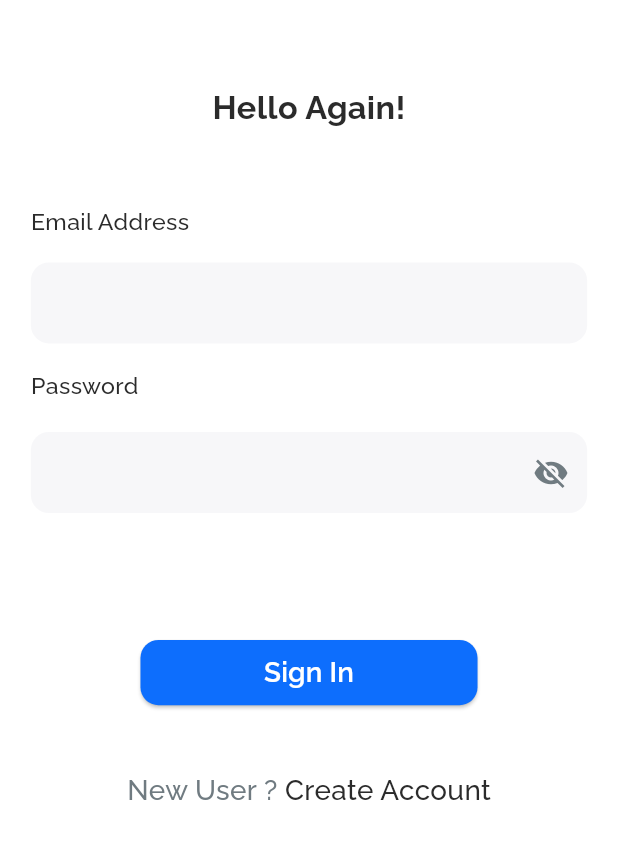
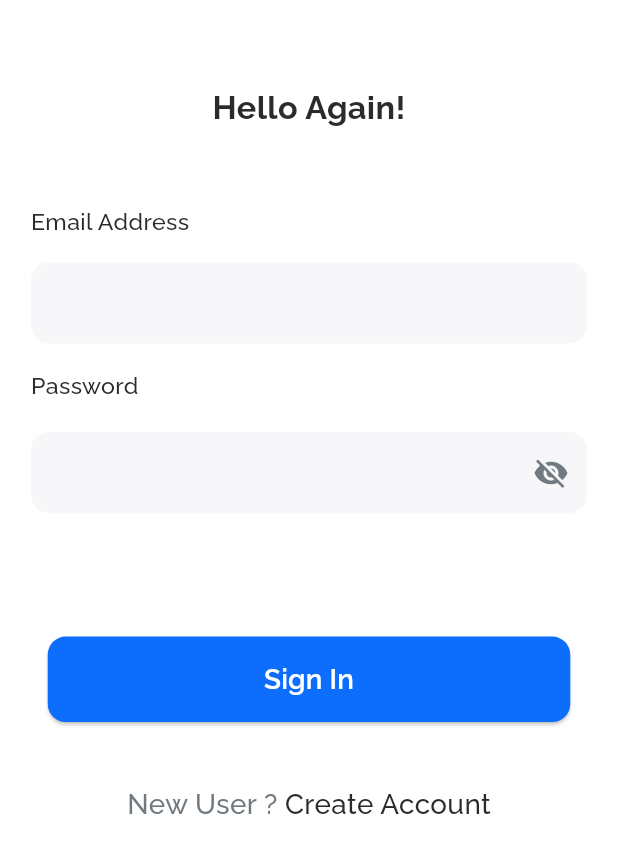
Before and after one commit to Saravanan1699/maseryshop, a Flutter app: the Signin screen opened directly, on a phone screen of 412 x 824 dp. Shown: the top 853 px of the screen. Run offline on Flutter 3.47's test engine with Material 3 defaults, Android fonts, the light colour scheme and no system bars; our stand-ins replace connectivity_plus, dots_indicator, google_fonts, loading_animation_widget, pdf, printing and 1 more; accounts and stored records are empty; network calls fail.

Commit message:
all page responsive changes

```diff
--- a/lib/Authentication/Sing-in.dart
+++ b/lib/Authentication/Sing-in.dart
@@ -294,7 +294,10 @@ class _SigninState extends State<Signin> {
                 },
                 style: ElevatedButton.styleFrom(
                   backgroundColor: Color(0xff0D6EFD),
-                  padding: responsive.symmetricPaddingPercentage(20, 1),
+                  padding: EdgeInsets.symmetric(
+                    vertical: 15,
+                    horizontal: screenWidth * 0.35,
+                  ),
                   shape: RoundedRectangleBorder(
                     borderRadius: BorderRadius.circular(
                         12.0), // Curved border with 12.0 radius
```
Also changed, not shown: lib/Home-pages/home.dart (+8 -8 lines).
